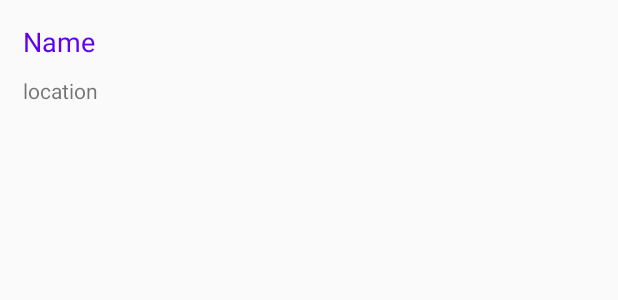
After one commit to toshyjoe/android-first-project, an Android app: the layout address.xml on its own in the app's theme, with its tools: preview values and no code run, on a phone screen of 412 x 824 dp. The commit adds this screen. Shown: the top 300 px of the screen. Run offline under Robolectric (Android 15) with nearby library versions, the phone set to English and light mode, and no system bars; network calls fail.

Commit message:
Ajout Adapter et affichage liste multiligne (objet Address)

```diff
--- /dev/null
+++ b/app/src/main/res/layout/address.xml
@@ -0,0 +1,36 @@
+<?xml version="1.0" encoding="utf-8"?>
+<LinearLayout xmlns:android="http://schemas.android.com/apk/res/android"
+    xmlns:app="http://schemas.android.com/apk/res-auto"
+    android:layout_width="match_parent"
+    android:layout_height="match_parent"
+    android:orientation="horizontal"
+    android:padding="10dp"
+    android:weightSum="10"
+    >
+
+
+    <LinearLayout
+        android:layout_width="match_parent"
+        android:layout_height="match_parent"
+        android:layout_weight="9"
+        android:orientation="vertical">
+
+        <TextView
+            android:id="@+id/address_name_txt"
+            android:layout_width="match_parent"
+            android:layout_height="wrap_content"
+            android:padding="5dp"
+            android:textSize="18sp"
+            android:textColor="@color/colorPrimary"
+            android:text="Name" />
+
+        <TextView
+            android:id="@+id/address_city_txt"
+            android:layout_width="match_parent"
+            android:layout_height="wrap_content"
+            android:padding="5dp"
+            android:textSize="14sp"
+            android:text="location"
+            />
+    </LinearLayout>
+</LinearLayout>
```
Also changed, not shown: app/src/main/java/ch/hearc/masrad/swisssearch/Address.kt (+7 -9 lines), app/src/main/java/ch/hearc/masrad/swisssearch/DetailActivity.kt (+7 -0 lines), app/src/main/java/ch/hearc/masrad/swisssearch/MainActivity.kt (+138 -10 lines), app/src/main/res/layout/activity_detail.xml (+13 -0 lines), app/src/main/res/layout/activity_main.xml (+3 -4 lines).
